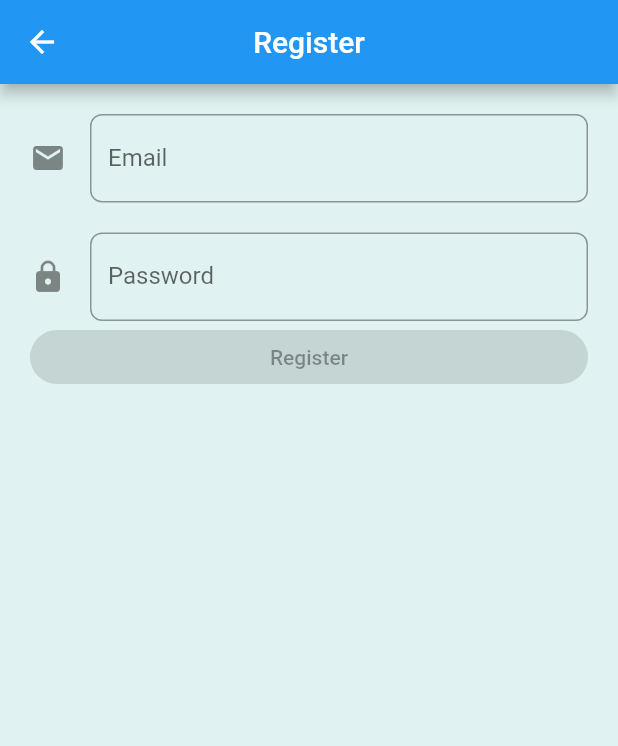
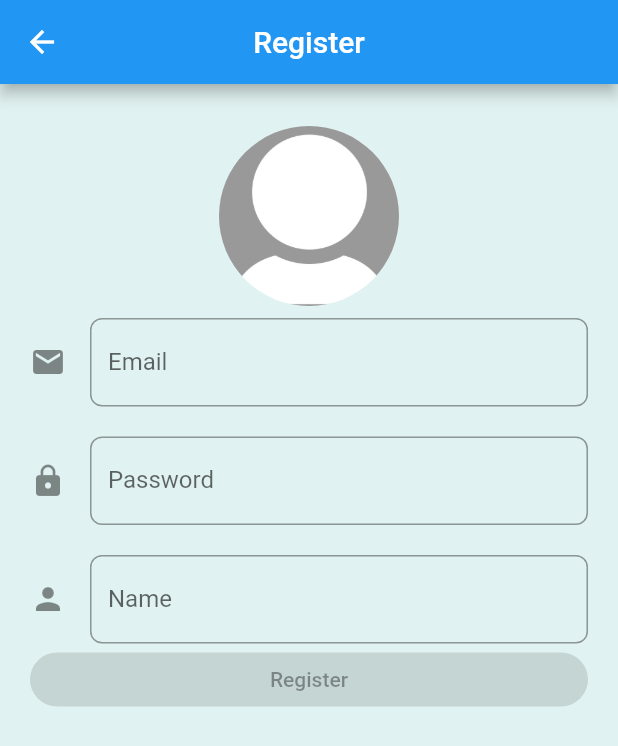
Before and after one commit to ftdevelopper/appDH, a Flutter app: the screen it shows after launch, after a tap on the "logout" icon, after a tap on "Create an Account", on a phone screen of 412 x 824 dp. Shown: the top 746 px of the screen. Run offline on Flutter 3.47's test engine with Material 2 defaults, Android fonts, the phone set to English and light mode, and no system bars; our stand-ins replace bloc, cloud_firestore, equatable, firebase_auth, firebase_core, flutter_bloc and 1 more; missing offline and left inert: flutter_auth_buttons; accounts and stored records are empty.

Commit message:
upgrade Register Screen for name

```diff
--- a/app_dos_hermanos/lib/pages/register/register_form.dart
+++ b/app_dos_hermanos/lib/pages/register/register_form.dart
@@ -17,6 +17,7 @@ class _RegisterFormState extends State<RegisterForm> {
 
   final TextEditingController _emailController = TextEditingController();
   final TextEditingController _passwordController = TextEditingController();
+  final TextEditingController _nameController = TextEditingController();
 
   late RegisterBloc _registerBloc;
 
@@ -31,6 +32,7 @@ class _RegisterFormState extends State<RegisterForm> {
     _registerBloc = BlocProvider.of<RegisterBloc>(context);
     _emailController.addListener(_onEmailChanged);
     _passwordController.addListener(_onPasswordChanged);
+    _nameController.addListener(_onNameChanged);
     super.initState();
   }
   @override
@@ -79,6 +81,21 @@ class _RegisterFormState extends State<RegisterForm> {
             padding: EdgeInsets.all(20),
             child: ListView(
               children: <Widget>[
+                Padding(
+                  padding: const EdgeInsets.all(8.0),
+                  child: GestureDetector(
+
+                    child: Container(
+                      height: 120,
+                      width: 120,
+                      decoration: BoxDecoration(
+                        shape: BoxShape.circle,
+                        image: DecorationImage(image: AssetImage('assets/default_profile_pic.jpg'))
+                      ),
+                    ),
+                    onTap: (){},
+                  ),
+                ),
                 TextFormField(
                   controller: _emailController,
                   decoration: InputDecoration(
@@ -98,6 +115,20 @@ class _RegisterFormState extends State<RegisterForm> {
                   decoration: InputDecoration(
                     icon: Icon(Icons.lock),
                     labelText: 'Password',
+                  ),
+                  keyboardType: TextInputType.emailAddress,
+                  autocorrect: false,
+                  autovalidateMode: AutovalidateMode.onUserInteraction,
+                  validator: (_){
+                    return !state.isPasswordValid? 'Invalid Password' : '';
+                  },
+                ),
+                SizedBox(height: 20,),
+                TextFormField(
+                  controller: _nameController,
+                  decoration: InputDecoration(
+                    icon: Icon(Icons.person),
+                    labelText: 'Name',
                   ),
                   keyboardType: TextInputType.emailAddress,
                   autocorrect: false,
@@ -134,6 +165,10 @@ class _RegisterFormState extends State<RegisterForm> {
     _registerBloc.add(PasswordChanged(password: _passwordController.text));
   }
 
+  void _onNameChanged(){
+
+  }
+
   void _onFormSubmitted(){
     _registerBloc.add(
       Sumbitted(email: _emailController.text, password: _passwordController.text)
```
Also changed, not shown: app_dos_hermanos/assets/default_profile_pic.jpg (added).
